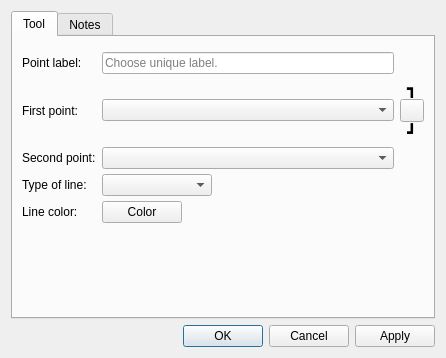
The window that src/libs/vtools/dialogs/tools/dialogalongline.ui (equinox-patterns/Ostara) describes before a commit, drawn with Qt 5.
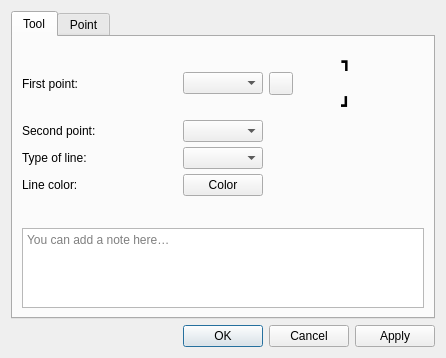
The same window after the commit. Icons and pictures are not drawn. Custom widgets are drawn as their Qt base class.

Commit message: Dialog tools : notes → Tool, onglet Point, base point retiré

```diff
--- a/src/libs/vtools/dialogs/tools/dialogalongline.ui
+++ b/src/libs/vtools/dialogs/tools/dialogalongline.ui
@@ -40,30 +40,13 @@
           <number>5</number>
          </property>
          <item row="0" column="0">
-          <widget class="QLabel" name="labelEditNamePoint">
-           <property name="text">
-            <string>Point label:</string>
-           </property>
-          </widget>
-         </item>
-         <item row="0" column="1">
-          <widget class="QLineEdit" name="lineEditNamePoint">
-           <property name="toolTip">
-            <string>Unique label</string>
-           </property>
-           <property name="placeholderText">
-            <string>Choose unique label.</string>
-           </property>
-          </widget>
-         </item>
-         <item row="1" column="0">
           <widget class="QLabel" name="labelFirstPoint">
            <property name="text">
             <string>First point:</string>
            </property>
           </widget>
          </item>
-         <item row="1" column="1">
+         <item row="0" column="1">
           <widget class="QComboBox" name="comboBoxFirstPoint">
            <property name="sizePolicy">
             <sizepolicy hsizetype="Preferred" vsizetype="Fixed">
@@ -76,7 +59,7 @@
            </property>
           </widget>
          </item>
-         <item row="1" column="2">
+         <item row="0" column="2">
           <layout class="QVBoxLayout" name="verticalLayoutSwap">
            <property name="spacing">
             <number>1</number>
@@ -127,14 +110,14 @@
            </item>
           </layout>
          </item>
-         <item row="2" column="0">
+         <item row="1" column="0">
           <widget class="QLabel" name="labelSecondPoint">
            <property name="text">
             <string>Second point:</string>
            </property>
           </widget>
          </item>
-         <item row="2" column="1">
+         <item row="1" column="1">
           <widget class="QComboBox" name="comboBoxSecondPoint">
            <property name="sizePolicy">
             <sizepolicy hsizetype="Preferred" vsizetype="Fixed">
@@ -147,14 +130,14 @@
            </property>
           </widget>
          </item>
-         <item row="3" column="0">
+         <item row="2" column="0">
           <widget class="QLabel" name="label_6">
            <property name="text">
             <string>Type of line:</string>
            </property>
           </widget>
          </item>
-         <item row="3" column="1">
+         <item row="2" column="1">
           <widget class="QComboBox" name="comboBoxLineType">
            <property name="sizePolicy">
             <sizepolicy hsizetype="Preferred" vsizetype="Preferred">
@@ -185,14 +168,14 @@
            </property>
           </widget>
          </item>
-         <item row="4" column="0">
+         <item row="3" column="0">
           <widget class="QLabel" name="label">
            <property name="text">
             <string>Line color:</string>
            </property>
           </widget>
          </item>
-         <item row="4" column="1">
+         <item row="3" column="1">
           <widget class="VPE::QtColorPicker" name="pushButtonLineColor">
            <property name="sizePolicy">
             <sizepolicy hsizetype="Fixed" vsizetype="Fixed">
@@ -220,15 +203,50 @@
          </property>
         </spacer>
        </item>
+       <item>
+        <layout class="QHBoxLayout" name="notesSeparatorLayout">
+         <property name="leftMargin"><number>33</number></property>
+         <property name="rightMargin"><number>33</number></property>
+         <item>
+          <widget class="QFrame" name="notesSeparator">
+           <property name="minimumSize"><size><width>0</width><height>1</height></size></property>
+           <property name="maximumSize"><size><width>16777215</width><height>1</height></size></property>
+          </widget>
+         </item>
+        </layout>
+       </item>
+       <item>
+        <widget class="QPlainTextEdit" name="plainTextEditToolNotes">
+         <property name="placeholderText"><string>You can add a note here…</string></property>
+         <property name="maximumSize"><size><width>16777215</width><height>100</height></size></property>
+        </widget>
+       </item>
       </layout>
      </widget>
      <widget class="QWidget" name="tab_2">
       <attribute name="title">
-       <string>Notes</string>
+       <string>Point</string>
       </attribute>
-      <layout class="QVBoxLayout" name="verticalLayout_3">
-       <item>
-        <widget class="QPlainTextEdit" name="plainTextEditToolNotes"/>
+      <layout class="QFormLayout" name="formLayoutPoint">
+       <property name="fieldGrowthPolicy">
+        <enum>QFormLayout::ExpandingFieldsGrow</enum>
+       </property>
+       <item row="0" column="0">
+        <widget class="QLabel" name="labelEditNamePoint">
+         <property name="text">
+          <string>Point name:</string>
+         </property>
+        </widget>
+       </item>
+       <item row="0" column="1">
+        <widget class="QLineEdit" name="lineEditNamePoint">
+         <property name="toolTip">
+          <string>Unique label</string>
+         </property>
+         <property name="placeholderText">
+          <string>Choose unique label.</string>
+         </property>
+        </widget>
        </item>
       </layout>
      </widget>
```
The commit also changes 77 other files.
